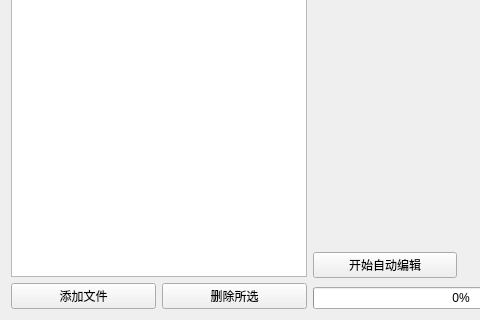
Old version of the form crystaltoolgui/qt/tabhkleditor.ui in the repository jingshenSN2/CrystalTool; both pictures show x 0 to 480 and y 265 to 585 of the 922 by 585 pixel window.
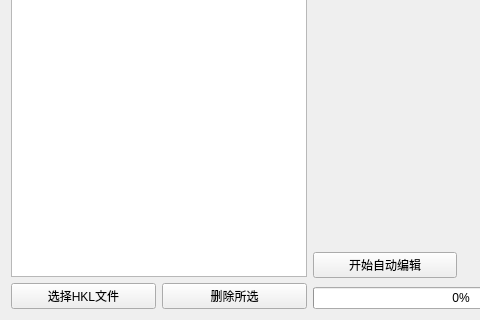
New version of the form.

Patch:
```diff
--- a/crystaltoolgui/qt/tabhkleditor.ui
+++ b/crystaltoolgui/qt/tabhkleditor.ui
@@ -31,7 +31,7 @@
        <item>
         <widget class="QPushButton" name="pB_editor_choose">
          <property name="text">
-          <string>添加文件</string>
+          <string>选择HKL文件</string>
          </property>
         </widget>
        </item>
```
Left out of the diff: 12 changed lines with no effect on the pictures.
